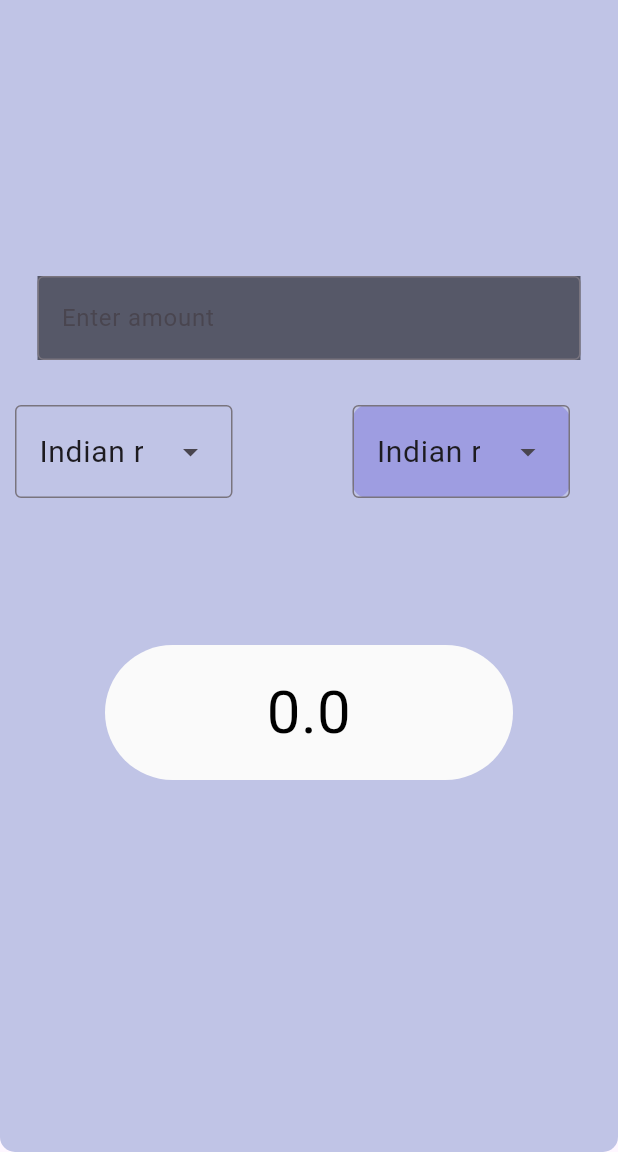
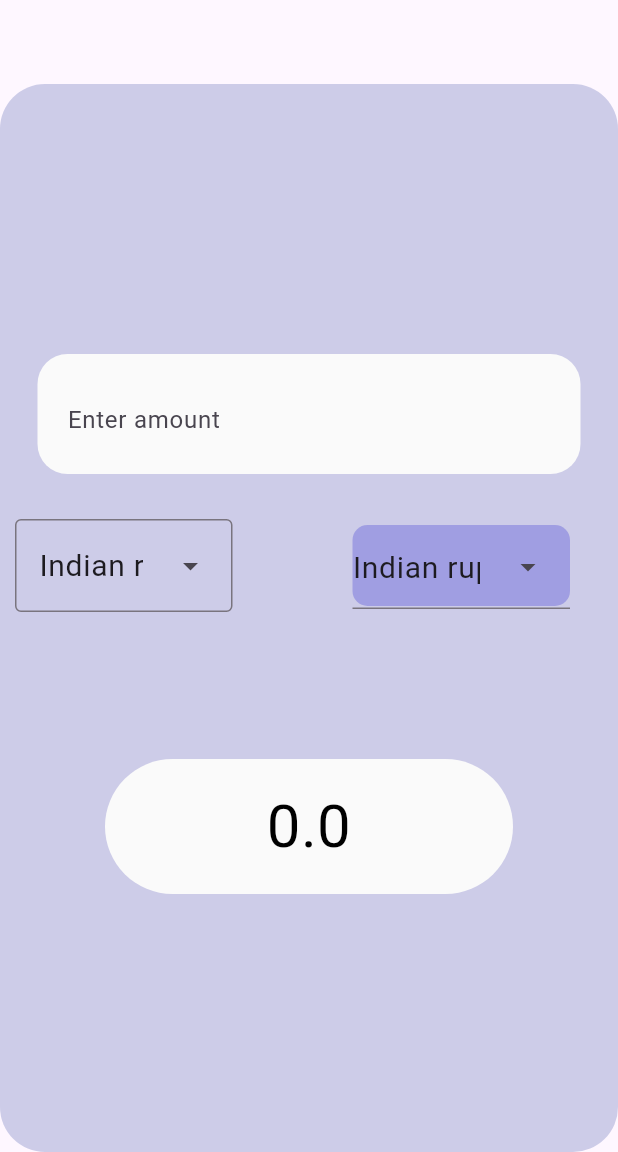
Before and after one commit to PranavSoneji-07/Currency-Converter, a Flutter app: the Converter screen opened directly, on a phone screen of 412 x 824 dp, the part 84-1236 px from its top. Run offline on Flutter 3.47's test engine with Material 3 defaults, Android fonts, the phone set to English and light mode, and no system bars.

Commit message:
Update converter_page.dart

```diff
--- a/lib/converter_page.dart
+++ b/lib/converter_page.dart
@@ -25,26 +25,27 @@ class _Currency extends State<Converter> {
   Widget build(BuildContext context) {
     return Scaffold(
     extendBodyBehindAppBar: true,
-      appBar: AppBar(  title: Text('Currency Converter', style: TextStyle(color: Colors.black),),
+      appBar: AppBar(  title: Text('Currency Converter', style: TextStyle(color: Colors.black), textAlign: TextAlign.center,),
     ),
       body: Container(
         width: double.infinity,
         height: double.infinity,
-        padding: EdgeInsets.only(top: 30),
-        margin: EdgeInsets.only(top: 30),
+        margin: EdgeInsets.only(top: 112),
 
         decoration: BoxDecoration(
-          color: Color.fromRGBO(177, 183, 224, 0.8),
-          borderRadius: BorderRadius.circular(10),
+          color: Color.fromRGBO(156, 161, 209, 0.5),
+          borderRadius: BorderRadius.circular(30),
         ),
         child: Column(
-         // crossAxisAlignment: CrossAxisAlignment.center,
+         crossAxisAlignment: CrossAxisAlignment.center,
           children: [
             Container(
+              height: 80,
+              padding: EdgeInsets.all(20),
               decoration: BoxDecoration(
-                color: Color.fromRGBO(0, 0, 0, 0.55)
+                color: Color.fromRGBO(250, 250, 250, 1),
+                borderRadius: BorderRadius.circular(20)
               ),
-              width: double.infinity,
               margin: EdgeInsets.only(left: 25, right: 25, top: 180),
               child:
 
@@ -54,7 +55,7 @@ class _Currency extends State<Converter> {
                 keyboardType: TextInputType.number,
                 inputFormatters: [FilteringTextInputFormatter.digitsOnly],
                 decoration: InputDecoration(
-                  border: OutlineInputBorder(),
+                  border: InputBorder.none,
                   hintText: "Enter amount",
                 ),
                 onChanged: (value) async {
@@ -106,6 +107,7 @@ class _Currency extends State<Converter> {
                   ),
                 ),
                 Container(
+                  height: 54,
                   margin: EdgeInsets.only(left: 80, bottom: 38),
                   decoration: BoxDecoration(
                     borderRadius: BorderRadius.circular(10),
@@ -137,6 +139,9 @@ class _Currency extends State<Converter> {
                     DropdownMenuEntry(value: "CAD", label: "Canadian Dollar"),
                   ],
                   width: 145,
+                    inputDecorationTheme: InputDecorationTheme(
+                      outlineBorder: BorderSide.none,
+                    ),
                 ),
                 ),
               ],
```
